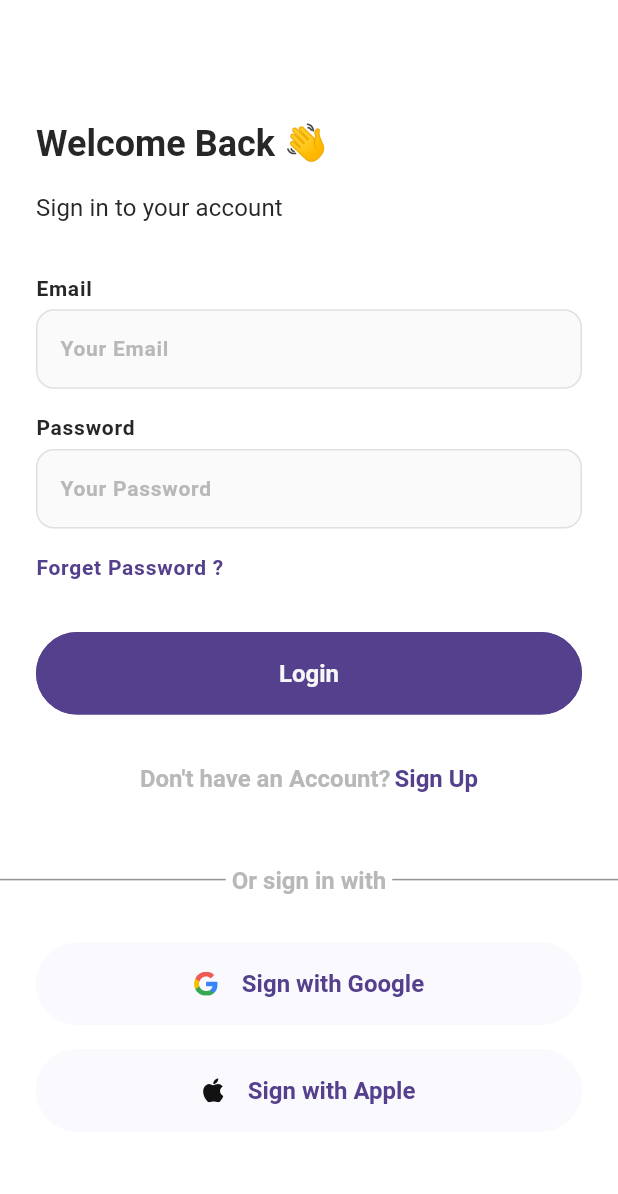
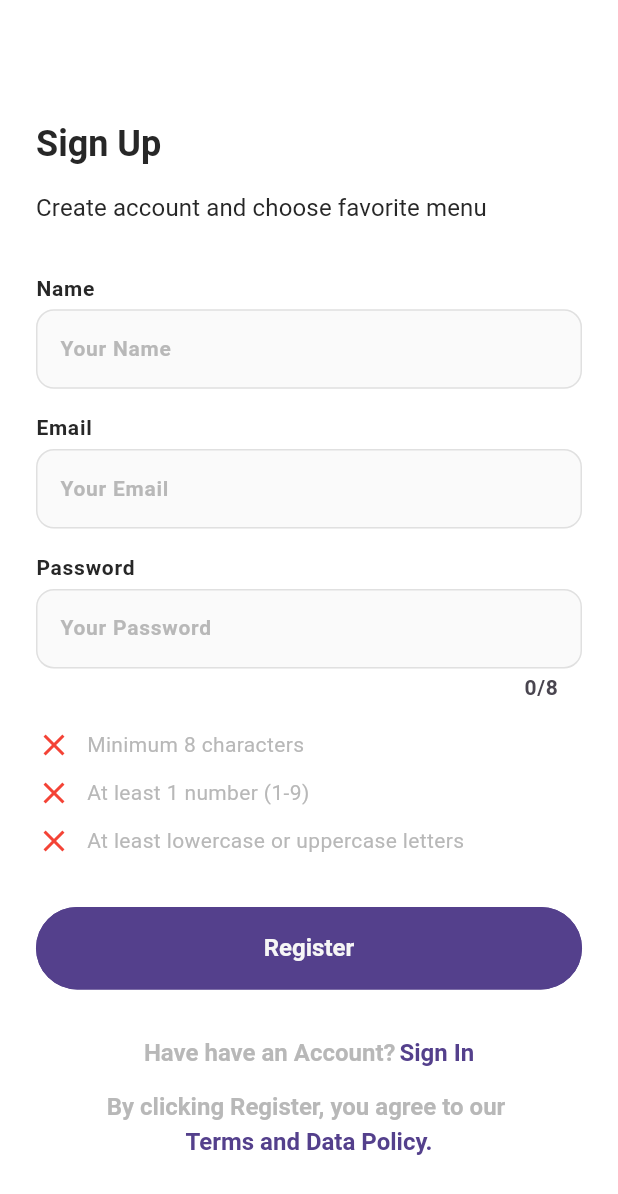
Before and after one commit to Ahsan-mw/Books-Mobile-App-, a Flutter app: the screen it shows after launch, on a phone screen of 412 x 824 dp. Shown: the top 1194 px of the screen. Run offline on Flutter 3.47's test engine with Material 3 defaults, Android fonts, the phone set to English and light mode, and no system bars; our stand-ins replace flutter_riverpod, flutter_svg, smooth_page_indicator; Roboto replaces fonts that are missing (Poppins).

Commit message:
added signUp validation

```diff
--- a/lib/app.dart
+++ b/lib/app.dart
@@ -1,5 +1,6 @@
 import 'package:books_mobile_app/core/utils/theme/theme.dart';
 import 'package:books_mobile_app/features/auth/presentation/screens/sign_in_screen.dart';
+import 'package:books_mobile_app/features/auth/presentation/screens/sign_up_screen.dart';
 import 'package:books_mobile_app/features/onboarding/presentation/screen/onboarding_screen.dart';
 
 import 'package:flutter/material.dart';
@@ -12,7 +13,7 @@ class MyApp extends StatelessWidget {
     return MaterialApp(
       theme:MobileAppTheme.lightTheme,
       debugShowCheckedModeBanner: false,
-      home: SignInScreen(),
+      home: SignUpScreen(),
     );
   }
 }
--- /dev/null
+++ b/lib/features/auth/presentation/screens/sign_up_screen.dart
@@ -0,0 +1,278 @@
+import 'package:books_mobile_app/core/utils/constants/app_colors.dart';
+import 'package:books_mobile_app/core/utils/constants/app_sizes.dart';
+import 'package:books_mobile_app/core/utils/constants/devicies/device.dart';
+import 'package:books_mobile_app/core/utils/theme/widgets/elevated_button_theme.dart';
+import 'package:books_mobile_app/generated/assets.dart';
+import 'package:flutter/cupertino.dart';
+import 'package:flutter/material.dart';
+import 'package:flutter_svg/svg.dart';
+
+class SignUpScreen extends StatefulWidget {
+  const SignUpScreen({super.key});
+
+  @override
+  State<SignUpScreen> createState() => _SignUpScreenState();
+}
+
+class _SignUpScreenState extends State<SignUpScreen> {
+  @override
+  Widget build(BuildContext context) {
+    return Scaffold(
+      appBar: AppBar(),
+      body: Column(
+        crossAxisAlignment: CrossAxisAlignment.start,
+        children: [
+
+
+          SignUpForm(),
+
+          SizedBox(height: AppSizes.spaceBtwSections),
+          Row(
+            crossAxisAlignment: CrossAxisAlignment.center,
+            mainAxisAlignment: MainAxisAlignment.center,
+            children: [
+              Text(
+                "Have have an Account?",
+                style: Theme.of(context).textTheme.titleLarge!.copyWith(
+                  color: AppColors.textLightGreyColor,
+                ),
+              ),
+              SizedBox(width: AppSizes.spaceBtwItems / 6),
+              TextButton(
+                style: TextButton.styleFrom(
+                  padding: EdgeInsets.zero, //
+                  minimumSize: Size(0, 0),
+                  tapTargetSize: MaterialTapTargetSize.shrinkWrap,
+                ),
+                onPressed: () {},
+                child: Text(
+                  "Sign In",
+                  style: Theme.of(
+                    context,
+                  ).textTheme.titleLarge!.copyWith(color: AppColors.primary),
+                ),
+              ),
+            ],
+          ),
+          SizedBox(height: AppSizes.spaceBtwItems),
+
+          Spacer(),
+
+          Center(
+            child: Column(
+
+              children: [
+                Text(
+                  "By clicking Register, you agree to our ",
+                  style: Theme.of(context).textTheme.titleLarge!.copyWith(
+                    color: AppColors.textLightGreyColor,
+                  ),
+                ),
+                SizedBox(height: AppSizes.spaceBtwItems / 5),
+                Text(
+                  "Terms and Data Policy.",
+                  style: Theme.of(
+                    context,
+                  ).textTheme.titleLarge!.copyWith(color: AppColors.primary),
+                ),
+              ],
+            ),
+          ),
+          SizedBox(height: AppDeviceUtils.getBottomNavigationBarHeight()),
+        ],
+      ),
+    );
+  }
+}
+
+class SignUpForm extends StatefulWidget {
+  SignUpForm({super.key});
+
+  @override
+  State<SignUpForm> createState() => _SignUpFormState();
+}
+
+class _SignUpFormState extends State<SignUpForm> {
+  final TextEditingController _emailController = TextEditingController();
+  final TextEditingController _namelController = TextEditingController();
+  final TextEditingController _passwordController = TextEditingController();
+  bool hasEightCharacter = false;
+  bool hasAtLeastOneNumber = false;
+  bool hasAtLeastLowerOrUpperLetter = false;
+
+  final _formKey = GlobalKey<FormState>();
+
+  @override
+  void dispose() {
+    // TODO: implement dispose
+    super.dispose();
+    _passwordController.dispose();
+    _emailController.dispose();
+    _namelController.dispose();
+  }
+
+  @override
+  Widget build(BuildContext context) {
+    void validPassword(String val) {
+      setState(() {
+        hasEightCharacter = val.length == 8;
+        hasAtLeastOneNumber = RegExp(r'[0-9]').hasMatch(val);
+        hasAtLeastLowerOrUpperLetter = RegExp(r'[A-Z,a-z]').hasMatch(val);
+      });
+    }
+
+    ;
+    bool validEmail(String val) {
+      return RegExp(
+        r'^(([^<>()[\]\\.,;:\s@\"]+(\.[^<>()[\]\\.,;:\s@\"]+)*)|(\".+\"))@((\[[0-9]{1,3}\.[0-9]{1,3}\.[0-9]{1,3}\.[0-9]{1,3}\])|(([a-zA-Z\-0-9]+\.)+[a-zA-Z]{2,}))$',
+      ).hasMatch(val);
+    }
+
+    bool validName(String val) {
+      return RegExp(
+        r'^[A-Za-z]{2,}(?:\s[A-Za-z]{1,}-?[A-Za-z]{2,})(?:\s[A-Za-z]{1,})?$',
+      ).hasMatch(val);
+    }
+
+    return Padding(
+      padding: const EdgeInsets.only(
+        left: AppSizes.defaultSpace,
+        top: AppSizes.defaultSpace,
+        right: AppSizes.defaultSpace,
+      ),
+      child: Form(
+        key: _formKey,
+        child: Column(
+          crossAxisAlignment: CrossAxisAlignment.start,
+          children: [
+            Text(
+              "Sign Up",
+              style: Theme.of(context).textTheme.headlineMedium,
+              textAlign: TextAlign.left,
+            ),
+            SizedBox(height: AppSizes.spaceBtwItems),
+            Text(
+              "Create account and choose favorite menu",
+              style: Theme.of(context).textTheme.titleSmall,
+            ),
+            SizedBox(height: AppSizes.spaceBtwSections),
+            Text("Name", style: Theme.of(context).textTheme.bodyLarge),
+            SizedBox(height: AppSizes.spaceBtwItems / 5),
+            TextFormField(
+              controller: _namelController,
+              decoration: InputDecoration(filled: true, hintText: "Your Name"),
+              validator: (value) {
+                if (value!.trim().isEmpty || !validName(value)) {
+                  return "Please enter the Name Correctly ";
+                }
+                return null;
+              },
+            ),
+            SizedBox(height: AppSizes.spaceBtwItems),
+            Text("Email", style: Theme.of(context).textTheme.bodyLarge),
+            SizedBox(height: AppSizes.spaceBtwItems / 5),
+            // Email filed
+            TextFormField(
+              controller: _emailController,
+              decoration: InputDecoration(filled: true, hintText: "Your Email"),
+              validator: (value) {
+                if (value!.trim().isEmpty || !validEmail(value)) {
+                  return "Please enter the email";
+                }
+                return null;
+              },
+            ),
+            SizedBox(height: AppSizes.spaceBtwItems),
+            Text("Password", style: Theme.of(context).textTheme.bodyLarge),
+            SizedBox(height: AppSizes.spaceBtwItems / 5),
+
+            // Password filed
+            Column(
+              children: [
+                TextFormField(
+                  maxLength: 8,
+
+                  controller: _passwordController,
+                  decoration: InputDecoration(
+                    filled: true,
+                    hintText: "Your Password",
+
+                  ),
+                  obscureText: true,
+                  onChanged: validPassword,
+                  validator: (val){
+                    if(val!.trim().isEmpty){
+                      return "Please Enter Password";
+                    }
+                    return null;
+                  },
+                ),
+                SizedBox(height: AppSizes.spaceBtwItems),
+                Row(
+                  children: [
+                    Icon(
+                      hasEightCharacter ? Icons.check : Icons.close,
+                      color: hasEightCharacter ? Colors.green : Colors.red,
+                    ),
+                    SizedBox(width: 10),
+                    Text(
+                      "Minimum 8 characters",
+                      style: Theme.of(context).textTheme.bodyMedium?.copyWith(
+                        color: AppColors.textLightGreyColor,
+                      ),
+                    ),
+                  ],
+                ),
+                SizedBox(height: AppSizes.spaceBtwItems / 2),
+                Row(
+                  children: [
+                    Icon(
+                      hasAtLeastOneNumber ? Icons.check : Icons.close,
+                      color: hasAtLeastOneNumber ? Colors.green : Colors.red,
+                    ),
+                    SizedBox(width: 10),
+                    Text(
+                      "At least 1 number (1-9)",
+                      style: Theme.of(context).textTheme.bodyMedium?.copyWith(
+                        color: AppColors.textLightGreyColor,
+                      ),
+                    ),
+                  ],
+                ),
+                SizedBox(height: AppSizes.spaceBtwItems / 2),
+                Row(
+                  children: [
+                    Icon(
+                      hasAtLeastLowerOrUpperLetter ? Icons.check : Icons.close,
+                      color:
+                          hasAtLeastLowerOrUpperLetter
+                              ? Colors.green
+                              : Colors.red,
+                    ),
+                    SizedBox(width: 10),
+                    Text(
+                      "At least lowercase or uppercase letters",
+                      style: Theme.of(context).textTheme.bodyMedium?.copyWith(
+                        color: AppColors.textLightGreyColor,
+                      ),
+                    ),
+                  ],
+                ),
+              ],
+            ),
+            SizedBox(height: AppSizes.spaceBtwSections),
+            SizedBox(
+              width: double.infinity,
+              child: ElevatedButton(
+                onPressed: () {
+                  _formKey.currentState!.validate();
+                },
+                child: Text("Register"),
+              ),
+            ),
+          ],
+        ),
+      ),
+    );
+  }
+}
```
